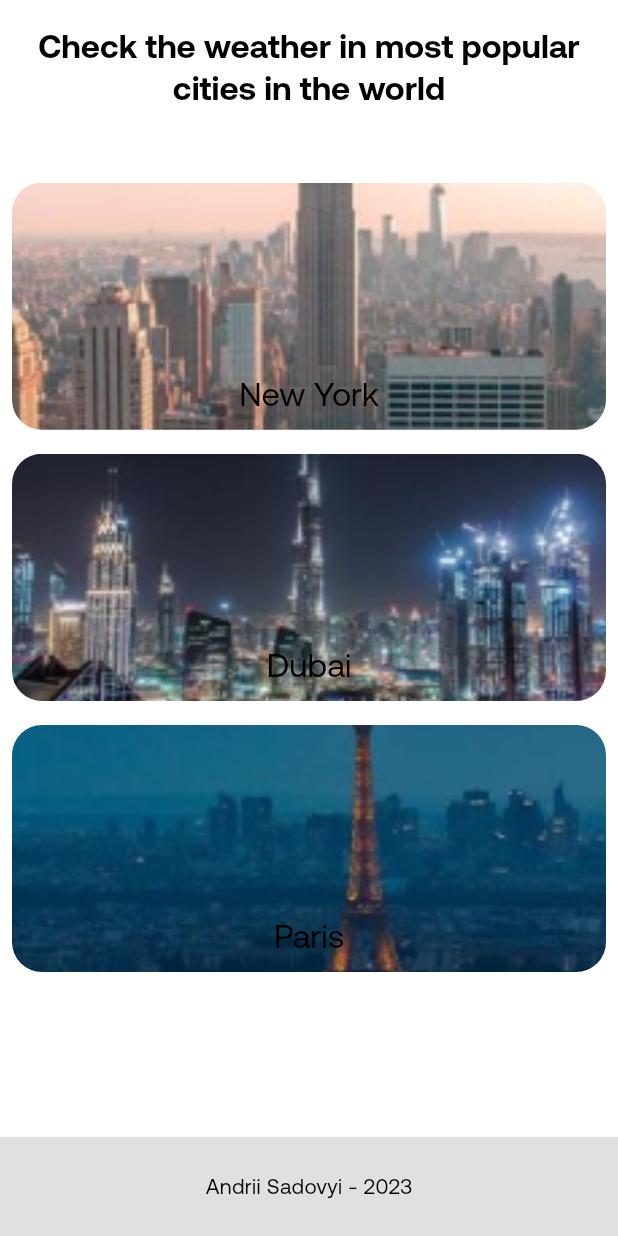
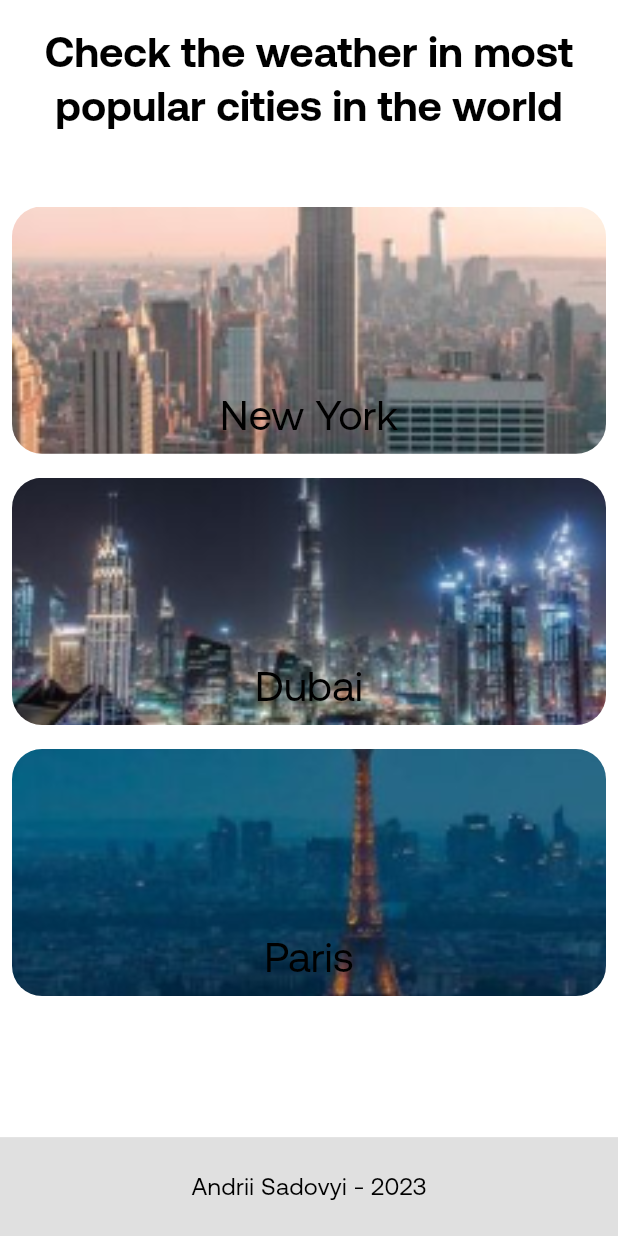
Before and after one commit to andriiSad/weather_app_ca, a Flutter app: the screen it shows after launch, swiped to page 2, on a phone screen of 412 x 824 dp. Run offline on Flutter 3.47's test engine with Material 2 defaults, Android fonts, the phone set to English and light mode, and no system bars; our stand-ins replace bloc, dartz, equatable, flutter_bloc, gap, geolocator and 1 more; network calls fail.

Commit message:
refactored main

```diff
--- a/lib/main.dart
+++ b/lib/main.dart
@@ -1,13 +1,15 @@
 import 'package:flutter/material.dart';
 import 'package:flutter_bloc/flutter_bloc.dart';
-import 'package:weather_app_ca/core/res/colors.dart';
-import 'package:weather_app_ca/core/res/fonts.dart';
+import 'package:weather_app_ca/core/services/bloc_observer.dart';
 import 'package:weather_app_ca/core/services/injection_container/injection_container.dart';
+import 'package:weather_app_ca/core/theme/theme.dart';
 import 'package:weather_app_ca/src/weather/presentation/bloc/weather_bloc.dart';
 import 'package:weather_app_ca/src/weather/presentation/screens/home/home_screen.dart';
 
 Future<void> main() async {
   WidgetsFlutterBinding.ensureInitialized();
+
+  Bloc.observer = const AppBlocObserver();
 
   //dependencies injection
   await init();
@@ -25,18 +27,7 @@ class MainApp extends StatelessWidget {
     return BlocProvider(
       create: (context) => serviceLocator<WeatherBloc>(),
       child: MaterialApp(
-        theme: ThemeData(
-          fontFamily: Fonts.aeonik,
-          appBarTheme: const AppBarTheme(
-            color: Colors.transparent,
-            elevation: 0,
-          ),
-          visualDensity: VisualDensity.adaptivePlatformDensity,
-          colorScheme: ColorScheme.fromSwatch(
-            accentColor: Colours.primaryColour,
-          ),
-          useMaterial3: true,
-        ),
+        theme: AppTheme.lightTheme,
         home: const HomeScreen(),
         debugShowCheckedModeBanner: false,
       ),
```
